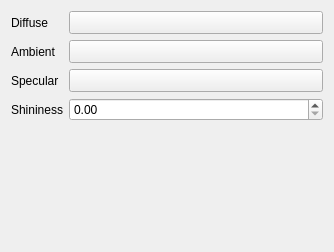
Before: the Qt Designer form src/ui/3d/phongmaterialwidget.ui in qgis/QGIS, drawn with Qt 5.
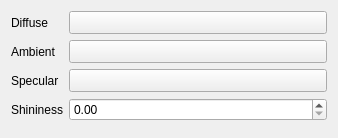
After: the same form once the commit is applied. Custom widgets are drawn as their Qt base class.

Diff of the .ui file:
```diff
--- a/src/ui/3d/phongmaterialwidget.ui
+++ b/src/ui/3d/phongmaterialwidget.ui
@@ -6,8 +6,8 @@
    <rect>
     <x>0</x>
     <y>0</y>
-    <width>334</width>
-    <height>252</height>
+    <width>338</width>
+    <height>138</height>
    </rect>
   </property>
   <property name="windowTitle">
```
Left out of the diff: 8 changed lines with no effect on the pictures.
